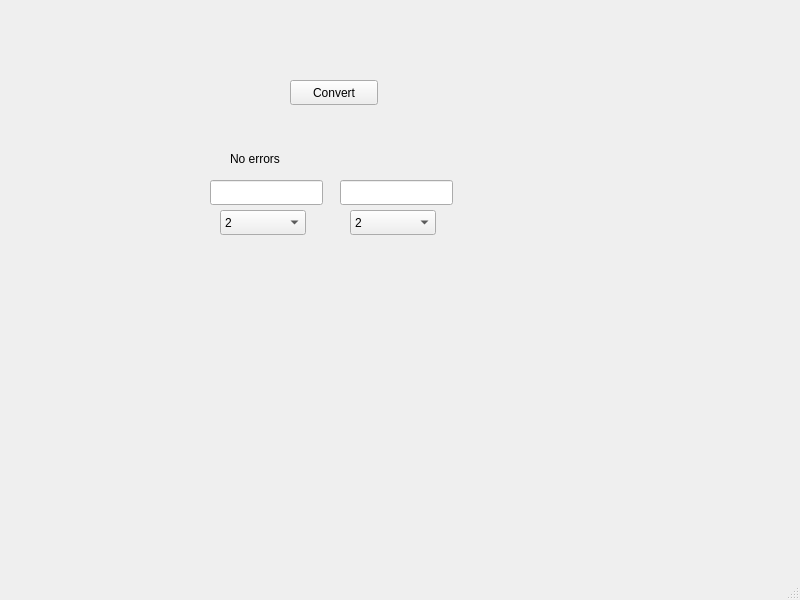
Above: mainwindow.ui from mdvdev/OPLabs before the change. Below: the same form after it.
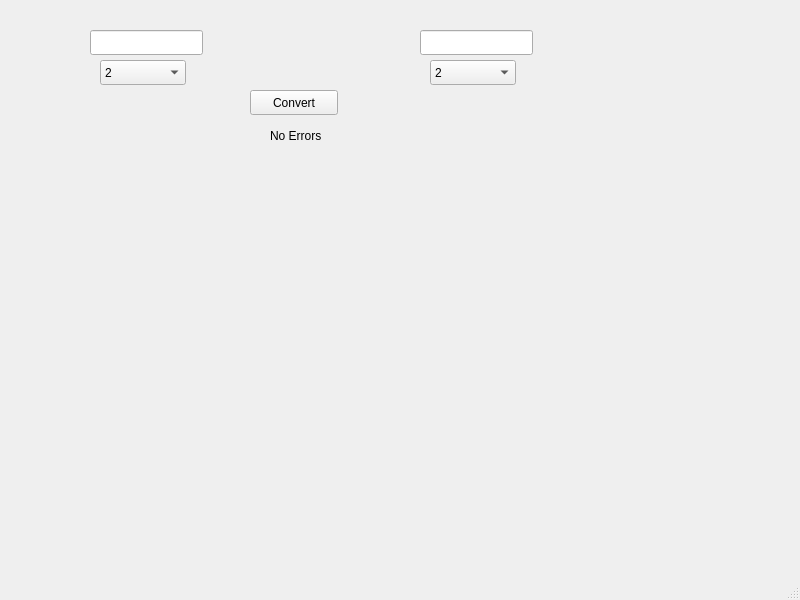
That is the form after the change.

The edit to the form file:
```diff
--- a/mainwindow.ui
+++ b/mainwindow.ui
@@ -17,8 +17,8 @@
    <widget class="QLineEdit" name="inputLine">
     <property name="geometry">
      <rect>
-      <x>210</x>
-      <y>180</y>
+      <x>90</x>
+      <y>30</y>
       <width>113</width>
       <height>25</height>
      </rect>
@@ -27,8 +27,8 @@
    <widget class="QPushButton" name="convertButton">
     <property name="geometry">
      <rect>
-      <x>290</x>
-      <y>80</y>
+      <x>250</x>
+      <y>90</y>
       <width>88</width>
       <height>25</height>
      </rect>
@@ -40,8 +40,8 @@
    <widget class="QComboBox" name="inputRadixComboBox">
     <property name="geometry">
      <rect>
-      <x>220</x>
-      <y>210</y>
+      <x>100</x>
+      <y>60</y>
       <width>86</width>
       <height>25</height>
      </rect>
@@ -65,21 +65,21 @@
    <widget class="QLabel" name="errorLabel">
     <property name="geometry">
      <rect>
-      <x>230</x>
-      <y>150</y>
-      <width>66</width>
-      <height>17</height>
+      <x>270</x>
+      <y>110</y>
+      <width>111</width>
+      <height>51</height>
      </rect>
     </property>
     <property name="text">
-     <string>No errors</string>
+     <string>No Errors</string>
     </property>
    </widget>
    <widget class="QComboBox" name="outputRadixComboBox">
     <property name="geometry">
      <rect>
-      <x>350</x>
-      <y>210</y>
+      <x>430</x>
+      <y>60</y>
       <width>86</width>
       <height>25</height>
      </rect>
@@ -103,8 +103,8 @@
    <widget class="QLineEdit" name="outputLine">
     <property name="geometry">
      <rect>
-      <x>340</x>
-      <y>180</y>
+      <x>420</x>
+      <y>30</y>
       <width>113</width>
       <height>25</height>
      </rect>
```
Left out of the diff: 2 changed lines with no effect on the pictures.
